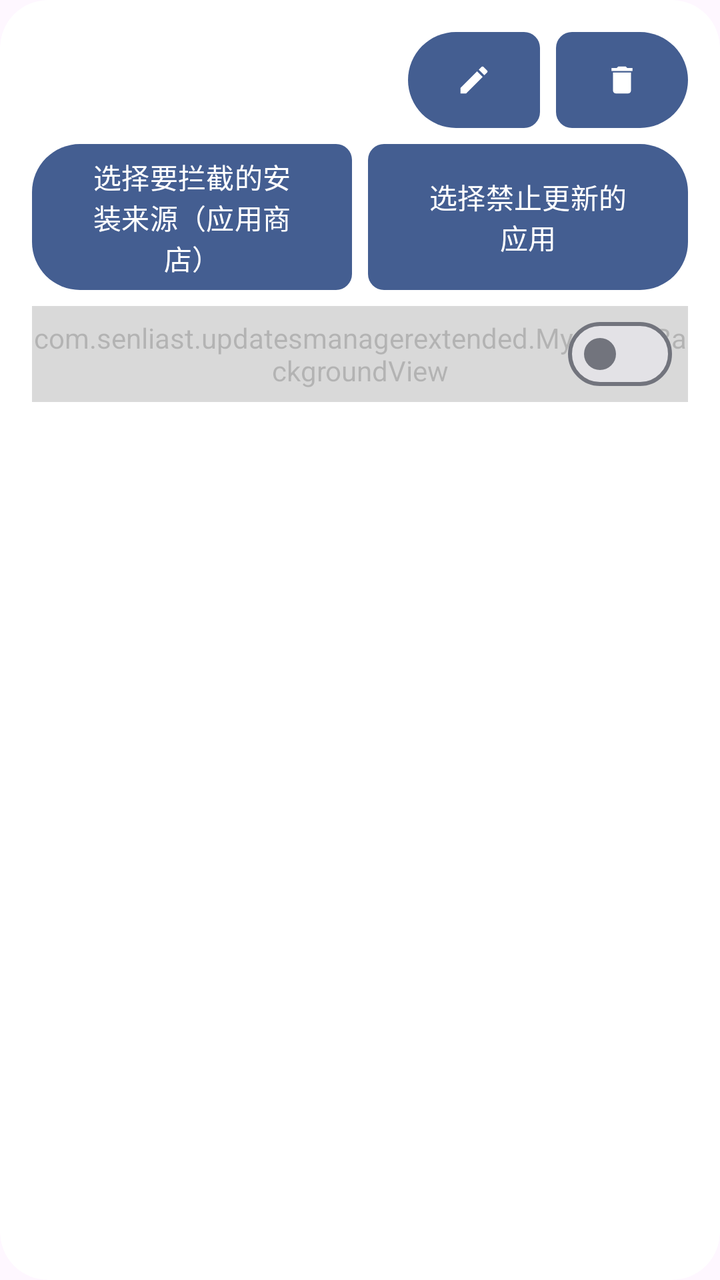
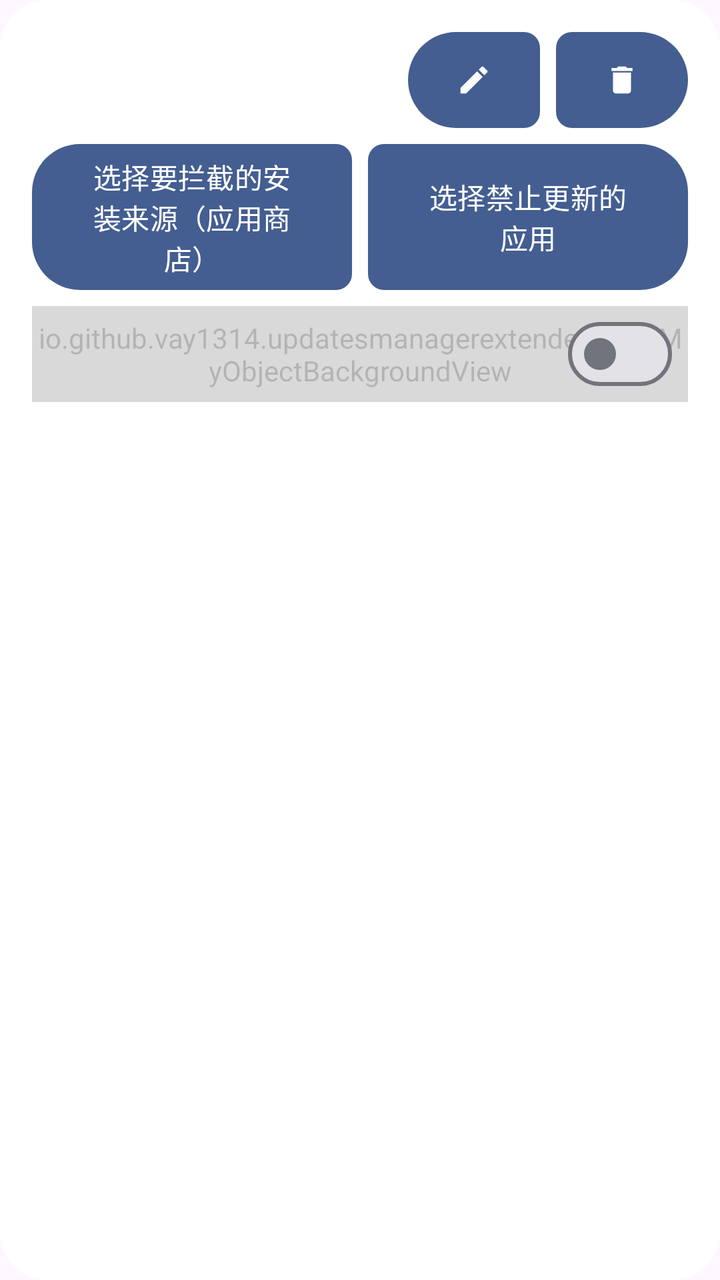

Before-and-after screenshots of an Android layout around one commit, followed by the original layout XML and the change that was made.
<!-- AndroidManifest.xml: application theme Theme.UpdatesManagerExtended -->
<!-- res/layout/item_group.xml -->
<?xml version="1.0" encoding="utf-8"?>
<androidx.cardview.widget.CardView xmlns:android="http://schemas.android.com/apk/res/android"
    xmlns:app="http://schemas.android.com/apk/res-auto"
    xmlns:tools="http://schemas.android.com/tools"
    android:layout_width="match_parent"
    android:layout_height="wrap_content"
    android:layout_marginStart="30dp"
    android:layout_marginTop="30dp"
    android:layout_marginEnd="30dp"
    android:theme="@style/Theme.Material3.DynamicColors.DayNight"
    app:cardCornerRadius="24dp"
    app:cardElevation="0dp"
    android:foreground="?attr/selectableItemBackground"
    android:clickable="true"
    android:focusable="true">

    <LinearLayout
        android:id="@+id/llCard"
        android:layout_width="match_parent"
        android:layout_height="wrap_content"
        android:orientation="vertical"
        android:padding="16dp">

        <androidx.constraintlayout.widget.ConstraintLayout
            android:layout_width="match_parent"
            android:layout_height="wrap_content">

            <TextView
                android:id="@+id/textViewGroupName"
                android:layout_width="0dp"
                android:layout_height="wrap_content"
                android:layout_marginEnd="8dp"
                android:ellipsize="marquee"
                android:marqueeRepeatLimit="marquee_forever"
                android:singleLine="true"
                android:textSize="20sp"
                android:textStyle="bold"
                app:layout_constraintBaseline_toBottomOf="parent"
                app:layout_constraintBottom_toBottomOf="parent"
                app:layout_constraintEnd_toStartOf="@id/llRenameDelete"
                app:layout_constraintStart_toStartOf="parent"
                app:layout_constraintTop_toTopOf="parent" />

            <LinearLayout
                android:id="@+id/llRenameDelete"
                android:layout_width="wrap_content"
                android:layout_height="wrap_content"
                android:orientation="horizontal"
                app:layout_constraintBottom_toBottomOf="parent"
                app:layout_constraintEnd_toEndOf="parent"
                app:layout_constraintTop_toTopOf="parent">

                <com.google.android.material.button.MaterialButton
                    android:id="@+id/buttonRename"
                    style="@style/Widget.Material3.Button"
                    android:layout_width="wrap_content"
                    android:layout_height="wrap_content"
                    android:layout_marginEnd="4dp"
                    android:layout_weight="1"
                    android:insetLeft="0dp"
                    android:insetTop="0dp"
                    android:insetRight="0dp"
                    android:insetBottom="0dp"
                    android:minWidth="48dp"
                    android:minHeight="48dp"
                    app:icon="@drawable/ic_pencil"
                    app:iconGravity="textStart"
                    app:iconPadding="0dp"
                    app:iconTint="@color/buttons_icons_color"
                    app:shapeAppearanceOverlay="@style/Shape.LeftButton" />

                <com.google.android.material.button.MaterialButton
                    android:id="@+id/buttonDelete"
                    style="@style/Widget.Material3.Button"
                    android:layout_width="wrap_content"
                    android:layout_height="wrap_content"
                    android:layout_marginStart="4dp"
                    android:layout_weight="1"
                    android:insetLeft="0dp"
                    android:insetTop="0dp"
                    android:insetRight="0dp"
                    android:insetBottom="0dp"
                    android:minWidth="48dp"
                    android:minHeight="48dp"
                    app:icon="@drawable/ic_delete"
                    app:iconGravity="textStart"
                    app:iconPadding="0dp"
                    app:iconTint="@color/buttons_icons_color"
                    app:shapeAppearanceOverlay="@style/Shape.RightButton" />
            </LinearLayout>
        </androidx.constraintlayout.widget.ConstraintLayout>

        <LinearLayout
            android:id="@+id/llIsBa"
            android:layout_width="match_parent"
            android:layout_height="wrap_content"
            android:layout_marginTop="8dp"
            android:orientation="horizontal">

            <com.google.android.material.button.MaterialButton
                android:id="@+id/buttonSelectInstallationSources"
                style="@style/Widget.Material3.Button"
                android:layout_width="0dp"
                android:layout_height="match_parent"
                android:layout_marginEnd="4dp"
                android:layout_weight="1"
                android:text="@string/select_installation_sources"
                app:shapeAppearanceOverlay="@style/Shape.LeftButton"
                android:insetLeft="0dp"
                android:insetTop="0dp"
                android:insetRight="0dp"
                android:insetBottom="0dp"/>

            <com.google.android.material.button.MaterialButton
                android:id="@+id/buttonSelectBlacklistedApps"
                style="@style/Widget.Material3.Button"
                android:layout_width="0dp"
                android:layout_height="match_parent"
                android:layout_marginStart="4dp"
                android:layout_weight="1"
                android:text="@string/select_blacklisted_apps"
                app:shapeAppearanceOverlay="@style/Shape.RightButton"
                android:insetLeft="0dp"
                android:insetTop="0dp"
                android:insetRight="0dp"
                android:insetBottom="0dp"/>
        </LinearLayout>

        <androidx.constraintlayout.widget.ConstraintLayout
            android:layout_width="match_parent"
            android:layout_height="wrap_content"
            android:layout_marginTop="8dp">

            <view
                android:id="@+id/mobvSwitchEnableGroup"
                class="com.senliast.updatesmanagerextended.MyObjectBackgroundView"
                android:layout_width="0dp"
                android:layout_height="0dp"
                android:layout_weight="1"
                android:alpha="0.3"
                app:layout_constraintBottom_toBottomOf="parent"
                app:layout_constraintEnd_toEndOf="parent"
                app:layout_constraintStart_toStartOf="parent"
                app:layout_constraintTop_toTopOf="parent" />

            <TextView
                android:id="@+id/textViewGroupStatus"
                android:layout_width="0dp"
                android:layout_height="wrap_content"
                android:layout_marginStart="8dp"
                android:layout_marginEnd="8dp"
                android:layout_weight="1"
                app:layout_constraintBottom_toBottomOf="@id/mobvSwitchEnableGroup"
                app:layout_constraintEnd_toStartOf="@id/switchToggle"
                app:layout_constraintStart_toStartOf="@id/mobvSwitchEnableGroup"
                app:layout_constraintTop_toTopOf="@id/mobvSwitchEnableGroup" />

            <com.google.android.material.materialswitch.MaterialSwitch
                android:id="@+id/switchToggle"
                android:layout_width="wrap_content"
                android:layout_height="wrap_content"
                android:layout_marginEnd="8dp"
                app:layout_constraintBottom_toBottomOf="@id/mobvSwitchEnableGroup"
                app:layout_constraintEnd_toEndOf="@id/mobvSwitchEnableGroup"
                app:layout_constraintTop_toTopOf="@id/mobvSwitchEnableGroup" />
        </androidx.constraintlayout.widget.ConstraintLayout>
    </LinearLayout>
</androidx.cardview.widget.CardView>
<!-- resources referenced by this layout -->
<resources>
  <color name="buttons_icons_color">#FFFFFF</color>
  <!-- drawable ic_delete (drawable) -->
  <?xml version="1.0" encoding="utf-8"?>
  <vector xmlns:android="http://schemas.android.com/apk/res/android"
      android:width="24dp"
      android:height="24dp"
      android:viewportWidth="24"
      android:viewportHeight="24">
      <path
          android:fillColor="@color/buttons_icons_color"
          android:pathData="M6,19C6,20.1 6.9,21 8,21H16C17.1,21 18,20.1 18,19V7H6V19ZM19,4H15.5L14.5,3H9.5L8.5,4H5V6H19V4Z" />
  </vector>
  <!-- drawable ic_pencil (drawable) -->
  <?xml version="1.0" encoding="utf-8"?>
  <vector xmlns:android="http://schemas.android.com/apk/res/android"
      android:width="24dp"
      android:height="24dp"
      android:viewportWidth="24"
      android:viewportHeight="24">
      <path
          android:fillColor="@color/buttons_icons_color"
          android:pathData="M3,17.25V21H6.75L17.81,9.94L14.06,6.19L3,17.25ZM20.71,7.04C21.1,6.65 21.1,6.02 20.71,5.63L18.37,3.29C17.98,2.9 17.35,2.9 16.96,3.29L15.13,5.12L18.88,8.87L20.71,7.04Z" />
  </vector>
  <string name="select_blacklisted_apps">选择禁止更新的应用</string>
  <string name="select_installation_sources">选择要拦截的安装来源（应用商店）</string>
  <style name="Shape.LeftButton" parent="ShapeAppearance.Material3.Corner.None">
          <item name="cornerFamily">rounded</item>
          <item name="cornerSizeTopLeft">24dp</item>
          <item name="cornerSizeBottomLeft">24dp</item>
          <item name="cornerSizeTopRight">8dp</item>
          <item name="cornerSizeBottomRight">8dp</item>
      </style>
  <style name="Shape.RightButton" parent="ShapeAppearance.Material3.Corner.None">
          <item name="cornerFamily">rounded</item>
          <item name="cornerSizeTopLeft">8dp</item>
          <item name="cornerSizeBottomLeft">8dp</item>
          <item name="cornerSizeTopRight">24dp</item>
          <item name="cornerSizeBottomRight">24dp</item>
      </style>
  <style name="Theme.UpdatesManagerExtended" parent="Base.Theme.UpdatesManagerExtended" />
  <style name="Base.Theme.UpdatesManagerExtended" parent="Theme.Material3.DayNight.NoActionBar">
          
          
  
          <item name="android:statusBarColor">@android:color/transparent</item>
          <item name="android:navigationBarColor">@android:color/transparent</item>
  
      </style>
</resources>

<!-- the commit's change to res/layout/item_group.xml (unified diff, before → after) -->
@@ -133,7 +133,7 @@
 
             <view
                 android:id="@+id/mobvSwitchEnableGroup"
-                class="com.senliast.updatesmanagerextended.MyObjectBackgroundView"
+                class="io.github.vay1314.updatesmanagerextendedmod.MyObjectBackgroundView"
                 android:layout_width="0dp"
                 android:layout_height="0dp"
                 android:layout_weight="1"
